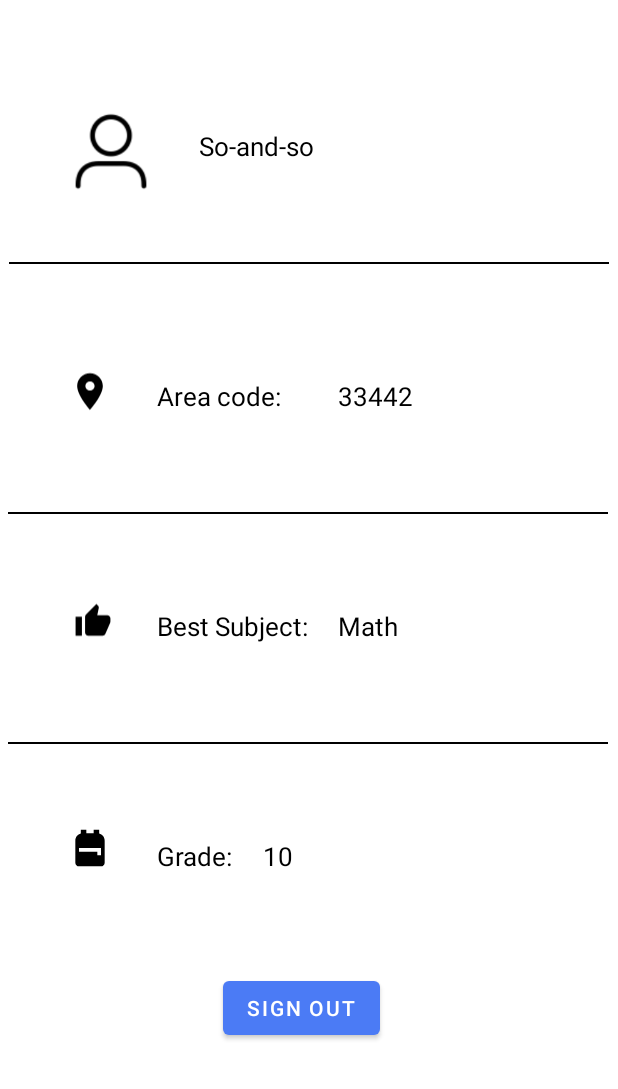
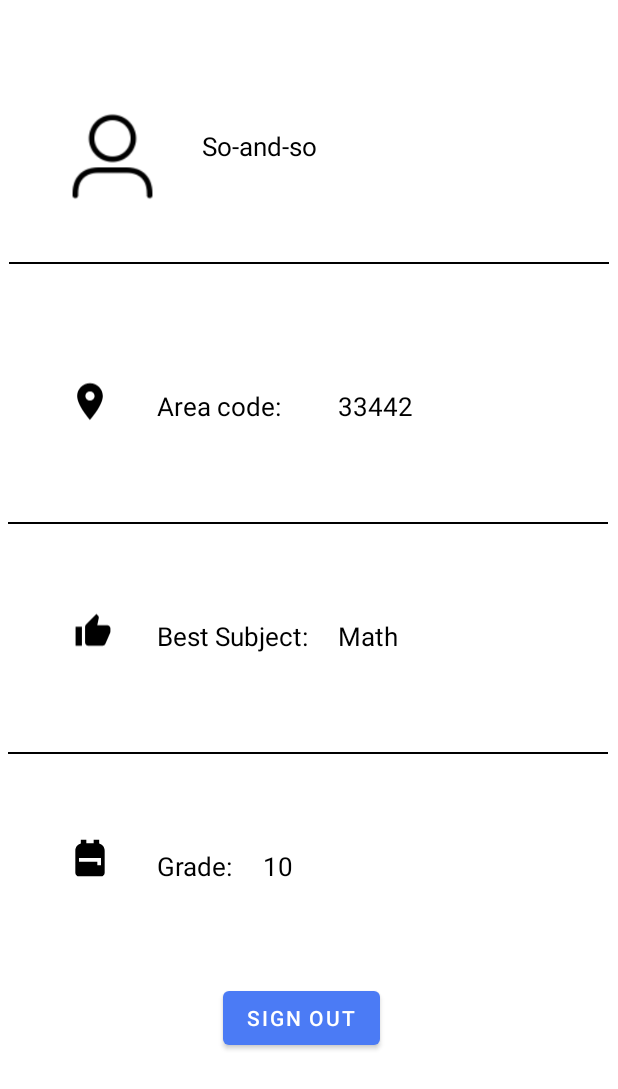
Before and after one commit to SSGrady/Grutor, an Android app: the layout fragment_profile.xml on its own in the app's theme, with its tools: preview values and no code run, on a phone screen of 412 x 824 dp. Shown: the top 1089 px of the screen. Run offline under Robolectric (Android 15) with nearby library versions, the light colour scheme and no system bars.

Commit message:
Onboarding has new designs.

```diff
--- a/app/src/main/java/com/example/grutor/Activites/DetailActivity.java
+++ b/app/src/main/java/com/example/grutor/Activites/DetailActivity.java
@@ -32,9 +32,6 @@ import com.parse.SaveCallback;
 import java.text.DateFormat;
 import java.util.Calendar;
 import java.util.List;
-import java.util.Objects;
-
-import es.dmoral.toasty.Toasty;
 
 public class DetailActivity extends AppCompatActivity implements DatePickerDialog.OnDateSetListener {
 
@@ -176,6 +173,8 @@ public class DetailActivity extends AppCompatActivity implements DatePickerDialo
                     }
                 });
             } else {
+                if (chip2 != null)
+                    chip2.setChecked(false);
                 cgNumProblem.setVisibility(View.GONE);
                 NUM_PROBLEM_KEY = "";
             }
--- a/app/src/main/res/layout/activity_onboarding.xml
+++ b/app/src/main/res/layout/activity_onboarding.xml
@@ -13,11 +13,12 @@
         android:layout_height="wrap_content"
         android:layout_marginEnd="20dp"
         android:layout_marginBottom="15dp"
+        android:textColor="@color/whiter"
         android:textSize="15sp"
         app:cornerRadius="20dp"
-        android:textColor="@color/whiter"
         app:layout_constraintBottom_toBottomOf="parent"
-        app:layout_constraintEnd_toEndOf="parent"/>
+        app:layout_constraintEnd_toEndOf="parent"
+        tools:ignore="SpeakableTextPresentCheck" />
 
     <androidx.viewpager2.widget.ViewPager2
         android:id="@+id/onboardingViewPager"
--- a/app/src/main/res/layout/fragment_profile.xml
+++ b/app/src/main/res/layout/fragment_profile.xml
@@ -56,8 +56,8 @@
 
         <ImageView
             android:id="@+id/ivCurrUserProfile"
-            android:layout_width="57dp"
-            android:layout_height="51dp"
+            android:layout_width="59dp"
+            android:layout_height="58dp"
             android:layout_marginStart="45dp"
             android:layout_marginTop="75dp"
             android:src="@drawable/profile_icon"
--- a/app/src/main/res/layout/item_container_onboarding.xml
+++ b/app/src/main/res/layout/item_container_onboarding.xml
@@ -11,8 +11,8 @@
 
     <ImageView
         android:id="@+id/imageOnboarding"
-        android:layout_width="310dp"
-        android:layout_height="560dp"
+        android:layout_width="320dp"
+        android:layout_height="660dp"
         android:layout_margin="15dp"
         android:adjustViewBounds="true"
         android:contentDescription="@string/app_name"
```
Also changed, not shown: app/src/main/java/com/example/grutor/Activites/OnboardingActivity.java (+4 -4 lines).
